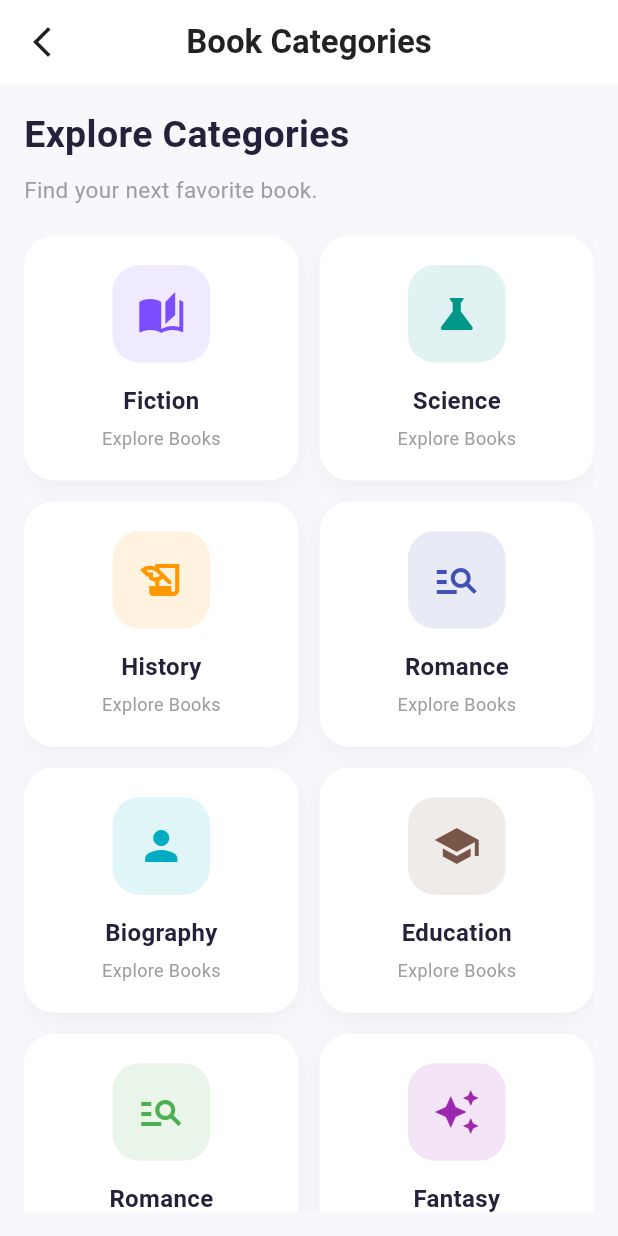
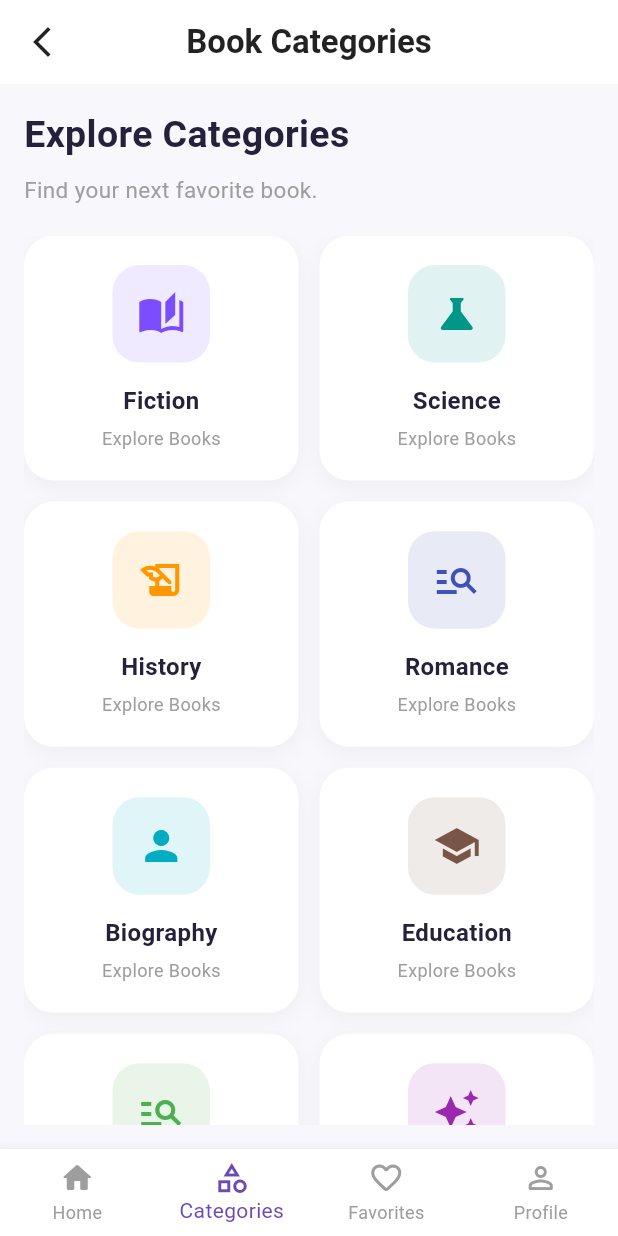
Before and after one commit to bhargavadage08/library_app, a Flutter app: the screen it shows after launch, after a tap on "Explore as Guest Reader", after a tap on "YOUR DIGITAL LIBRARY", on a phone screen of 412 x 824 dp. Run offline on Flutter 3.47's test engine with Material 3 defaults, Android fonts, the phone set to English and light mode, and no system bars; accounts and stored records are empty; network calls fail.

Commit message:
book detail screen done and added the bottom navigation bar

```diff
--- a/app_frontend/lib/view/book_categories_page.dart
+++ b/app_frontend/lib/view/book_categories_page.dart
@@ -1,5 +1,7 @@
 import 'package:flutter/material.dart';
 import 'home_page.dart';
+import 'favorites_screen.dart';
+import '../constant/color_const.dart';
 
 class BookCategoriesPage extends StatelessWidget {
   const BookCategoriesPage({super.key});
@@ -156,6 +158,48 @@ class BookCategoriesPage extends StatelessWidget {
           ),
         ),
       ),
+
+      bottomNavigationBar: BottomNavigationBar(
+        currentIndex: 1,
+        selectedItemColor: AppColor.primary,
+        unselectedItemColor: Colors.grey,
+        type: BottomNavigationBarType.fixed,
+        backgroundColor: Colors.white,
+
+        onTap: (index) {
+          if (index == 0) {
+            Navigator.push(
+              context,
+              MaterialPageRoute(builder: (context) => HomePage()),
+            );
+          } else if (index == 1) {
+          } else if (index == 2) {
+            Navigator.push(
+              context,
+              MaterialPageRoute(builder: (context) => FavoritesScreen(favoriteBook: [],)),
+            );
+          } else if (index == 3) {}
+        },
+
+        items: [
+          BottomNavigationBarItem(
+            icon: Icon(Icons.home_rounded),
+            label: 'Home',
+          ),
+          BottomNavigationBarItem(
+            icon: Icon(Icons.category_outlined),
+            label: 'Categories',
+          ),
+          BottomNavigationBarItem(
+            icon: Icon(Icons.favorite_border_rounded),
+            label: 'Favorites',
+          ),
+          BottomNavigationBarItem(
+            icon: Icon(Icons.person_outline_rounded),
+            label: 'Profile',
+          ),
+        ],
+      ),
     );
   }
 }
--- a/app_frontend/lib/view/home_page.dart
+++ b/app_frontend/lib/view/home_page.dart
@@ -5,6 +5,7 @@ import 'book_categories_page.dart';
 import 'book_detail_screen.dart';
 import 'login_page.dart';
 import '../repo/auth_repo.dart';
+import 'favorites_screen.dart';
 
 class HomePage extends StatefulWidget {
   final String? initialCategory;
@@ -20,6 +21,7 @@ class _HomePageState extends State<HomePage> {
 
   final BookRepository _repository = BookRepository();
   final TextEditingController _searchController = TextEditingController();
+  final List<Book> favoriteBooks = [];
 
   late Future<List<Book>> _booksFuture;
   String _query = '';
@@ -62,6 +64,16 @@ class _HomePageState extends State<HomePage> {
     }
   }
 
+  Widget _coverPlaceholer() {
+    return Container(
+      width: double.infinity,
+      color: Color(0xFFE9E5FF),
+      child: Center(
+        child: Icon(Icons.menu_book_rounded, size: 55, color: primaryColor),
+      ),
+    );
+  }
+
   void _showProfileDialog() {
     final user = AuthService().currentUser;
     final isLoggedIn = AuthService().isAuthenticated;
@@ -74,7 +86,7 @@ class _HomePageState extends State<HomePage> {
           shape: RoundedRectangleBorder(
             borderRadius: BorderRadius.circular(20),
           ),
-          title:   Row(
+          title: Row(
             children: [
               Icon(Icons.person_rounded, color: primaryColor),
               SizedBox(width: 10),
@@ -87,19 +99,19 @@ class _HomePageState extends State<HomePage> {
             children: [
               Text(
                 user?.fullName ?? 'Guest Reader',
-                style:   TextStyle(fontWeight: FontWeight.bold, fontSize: 16),
+                style: TextStyle(fontWeight: FontWeight.bold, fontSize: 16),
               ),
-                SizedBox(height: 6),
+              SizedBox(height: 6),
               Text(
                 user?.email ?? 'Not logged in (Guest)',
-                style:   TextStyle(color: Colors.grey),
+                style: TextStyle(color: Colors.grey),
               ),
             ],
           ),
           actions: [
             TextButton(
               onPressed: () => Navigator.pop(dialogContext),
-              child:   Text('Close'),
+              child: Text('Close'),
             ),
             if (isLoggedIn)
               ElevatedButton.icon(
@@ -112,11 +124,11 @@ class _HomePageState extends State<HomePage> {
                   Navigator.pop(dialogContext);
                   Navigator.pushReplacement(
                     context,
-                    MaterialPageRoute(builder: (_) =>   LoginPage()),
+                    MaterialPageRoute(builder: (_) => LoginPage()),
                   );
                 },
-                icon:   Icon(Icons.logout, size: 18),
-                label:   Text('Log Out'),
+                icon: Icon(Icons.logout, size: 18),
+                label: Text('Log Out'),
               )
             else
               ElevatedButton.icon(
@@ -128,11 +140,11 @@ class _HomePageState extends State<HomePage> {
                   Navigator.pop(dialogContext);
                   Navigator.pushReplacement(
                     context,
-                    MaterialPageRoute(builder: (_) =>   LoginPage()),
+                    MaterialPageRoute(builder: (_) => LoginPage()),
                   );
                 },
-                icon:   Icon(Icons.login, size: 18),
-                label:   Text('Log In'),
+                icon: Icon(Icons.login, size: 18),
+                label: Text('Log In'),
               ),
           ],
         );
@@ -144,9 +156,7 @@ class _HomePageState extends State<HomePage> {
   void _showBookDetails(Book book) {
     Navigator.push(
       context,
-      MaterialPageRoute(
-        builder: (_) => BookDetailsScreen(book: book),
-      ),
+      MaterialPageRoute(builder: (_) => BookDetailsScreen(book: book)),
     );
   }
 
@@ -486,10 +496,10 @@ class _HomePageState extends State<HomePage> {
                                                   debugPrint(
                                                     'Cover error: $error',
                                                   );
-                                                  return _coverPlaceholder();
+                                                  return _coverPlaceholer();
                                                 },
                                           )
-                                        : _coverPlaceholder(),
+                                        : _coverPlaceholer(),
                                   ),
                                 ),
                               ),
@@ -582,35 +592,47 @@ class _HomePageState extends State<HomePage> {
         unselectedItemColor: Colors.grey,
         type: BottomNavigationBarType.fixed,
         backgroundColor: Colors.white,
+
         onTap: (index) {
           setState(() {
             _currentIndex = index;
           });
+
           if (index == 0) {
+            // Home
             if (_query.isNotEmpty) {
               _searchController.clear();
               _searchBooks('');
             }
           } else if (index == 1) {
+            // Categories
             _openCategories();
           } else if (index == 2) {
+            // Favorites
             if (!AuthService().isAuthenticated) {
               ScaffoldMessenger.of(context).showSnackBar(
-                  SnackBar(
-                  content: Text('Please log in to view and sync your favorites!'),
+                const SnackBar(
+                  content: Text(
+                    'Please log in to view and sync your favorites!',
+                  ),
                 ),
               );
             } else {
-              setState(() {
-                _query = 'Favorites';
-                _booksFuture = _repository.fetchFavorites();
-              });
+              Navigator.push(
+                context,
+                MaterialPageRoute(
+                  builder: (context) =>
+                      FavoritesScreen(favoriteBook: favoriteBooks),
+                ),
+              );
             }
           } else if (index == 3) {
+            // Profile
             _showProfileDialog();
           }
         },
-        items:   [
+
+        items: const [
           BottomNavigationBarItem(
             icon: Icon(Icons.home_rounded),
             label: 'Home',
@@ -631,15 +653,4 @@ class _HomePageState extends State<HomePage> {
       ),
     );
   }
-
-  // Placeholder when a cover is missing or fails to load
-  Widget _coverPlaceholder() {
-    return Container(
-      width: double.infinity,
-      color: Color(0xFFE9E5FF),
-      child: Center(
-        child: Icon(Icons.menu_book_rounded, size: 55, color: primaryColor),
-      ),
-    );
-  }
 }
--- /dev/null
+++ b/app_frontend/lib/view/profile_screen.dart
@@ -0,0 +1 @@
+class ProfileScreen {}
--- a/app_frontend/pubspec.yaml
+++ b/app_frontend/pubspec.yaml
@@ -31,7 +31,7 @@ dependencies:
   flutter:
     sdk: flutter
 
-  http: ^1.5.0
+  http: ^1.6.0
 
   # The following adds the Cupertino Icons font to your application.
   # Use with the CupertinoIcons class for iOS style icons.
```
Also changed, not shown: app_frontend/lib/view/favorites_screen.dart (added, +174 -0 lines).
